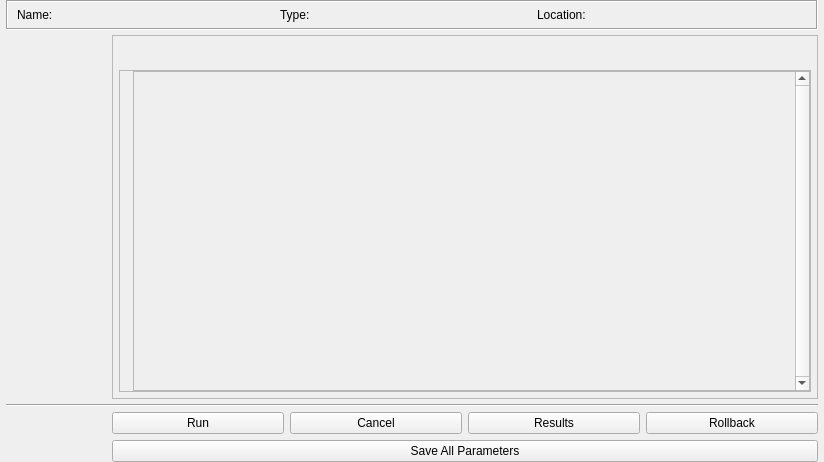
Old version of the form CFD/UI/cwe_parameters.ui in the repository NHERI-SimCenter/WE-UQ.
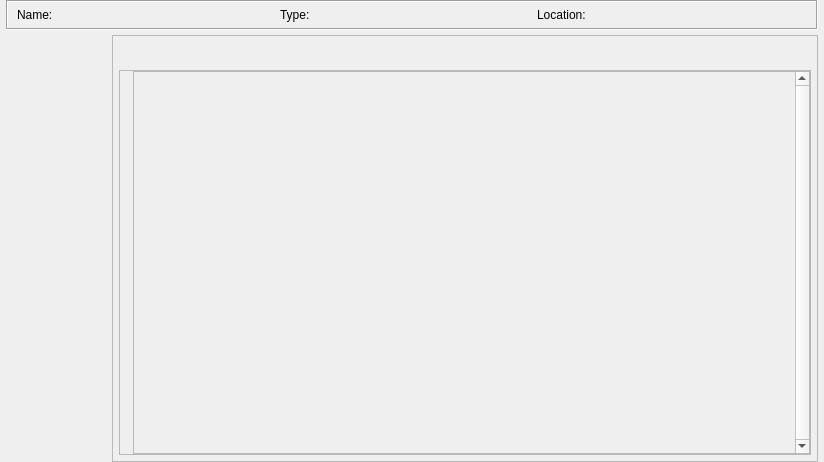
New version of the form.

```diff
--- a/CFD/UI/cwe_parameters.ui
+++ b/CFD/UI/cwe_parameters.ui
@@ -67,40 +67,7 @@
    <property name="verticalSpacing">
     <number>5</number>
    </property>
-   <item row="2" column="0">
-    <widget class="QWidget" name="tabsBar" native="true">
-     <property name="minimumSize">
-      <size>
-       <width>90</width>
-       <height>0</height>
-      </size>
-     </property>
-     <property name="maximumSize">
-      <size>
-       <width>100</width>
-       <height>16777215</height>
-      </size>
-     </property>
-     <layout class="QVBoxLayout" name="verticalTabLayout">
-      <property name="spacing">
-       <number>0</number>
-      </property>
-      <property name="leftMargin">
-       <number>0</number>
-      </property>
-      <property name="topMargin">
-       <number>0</number>
-      </property>
-      <property name="rightMargin">
-       <number>0</number>
-      </property>
-      <property name="bottomMargin">
-       <number>0</number>
-      </property>
-     </layout>
-    </widget>
-   </item>
-   <item row="2" column="1" colspan="4">
+   <item row="2" column="1" colspan="2">
     <widget class="QFrame" name="frame_2">
      <property name="frameShape">
       <enum>QFrame::StyledPanel</enum>
@@ -184,7 +151,7 @@
               <x>0</x>
               <y>0</y>
               <width>658</width>
-              <height>302</height>
+              <height>374</height>
              </rect>
             </property>
             <layout class="QVBoxLayout" name="paramSpaceLayout"/>
@@ -224,7 +191,7 @@
      </layout>
     </widget>
    </item>
-   <item row="0" column="0" colspan="5">
+   <item row="0" column="0" colspan="3">
     <widget class="QFrame" name="frame_parameterInfo">
      <property name="frameShape">
       <enum>QFrame::Box</enum>
@@ -302,15 +269,24 @@
      </layout>
     </widget>
    </item>
-   <item row="4" column="1" colspan="4">
-    <widget class="QFrame" name="buttonGroup">
-     <property name="frameShape">
-      <enum>QFrame::NoFrame</enum>
+   <item row="2" column="0">
+    <widget class="QWidget" name="tabsBar" native="true">
+     <property name="minimumSize">
+      <size>
+       <width>90</width>
+       <height>0</height>
+      </size>
      </property>
-     <property name="frameShadow">
-      <enum>QFrame::Raised</enum>
+     <property name="maximumSize">
+      <size>
+       <width>100</width>
+       <height>16777215</height>
+      </size>
      </property>
-     <layout class="QGridLayout" name="gridLayout_3">
+     <layout class="QVBoxLayout" name="verticalTabLayout">
+      <property name="spacing">
+       <number>0</number>
+      </property>
       <property name="leftMargin">
        <number>0</number>
       </property>
@@ -323,57 +299,9 @@
       <property name="bottomMargin">
        <number>0</number>
       </property>
-      <item row="0" column="1">
-       <widget class="QPushButton" name="pbtn_cancel">
-        <property name="text">
-         <string>Cancel</string>
-        </property>
-       </widget>
-      </item>
-      <item row="0" column="2">
-       <widget class="QPushButton" name="pbtn_results">
-        <property name="text">
-         <string>Results</string>
-        </property>
-       </widget>
-      </item>
-      <item row="0" column="3">
-       <widget class="QPushButton" name="pbtn_rollback">
-        <property name="text">
-         <string>Rollback</string>
-        </property>
-       </widget>
-      </item>
-      <item row="0" column="0">
-       <widget class="QPushButton" name="pbtn_run">
-        <property name="text">
-         <string>Run</string>
-        </property>
-       </widget>
-      </item>
-      <item row="1" column="0" colspan="4">
-       <widget class="QPushButton" name="pbtn_saveAllParameters">
-        <property name="text">
-         <string>Save All Parameters</string>
-        </property>
-       </widget>
-      </item>
      </layout>
     </widget>
    </item>
-   <item row="3" column="0" colspan="5">
-    <widget class="Line" name="bottomLine">
-     <property name="minimumSize">
-      <size>
-       <width>0</width>
-       <height>0</height>
-      </size>
-     </property>
-     <property name="orientation">
-      <enum>Qt::Horizontal</enum>
-     </property>
-    </widget>
-   </item>
   </layout>
  </widget>
  <resources/>
```
Left out of the diff: 83 changed lines with no effect on the pictures.
